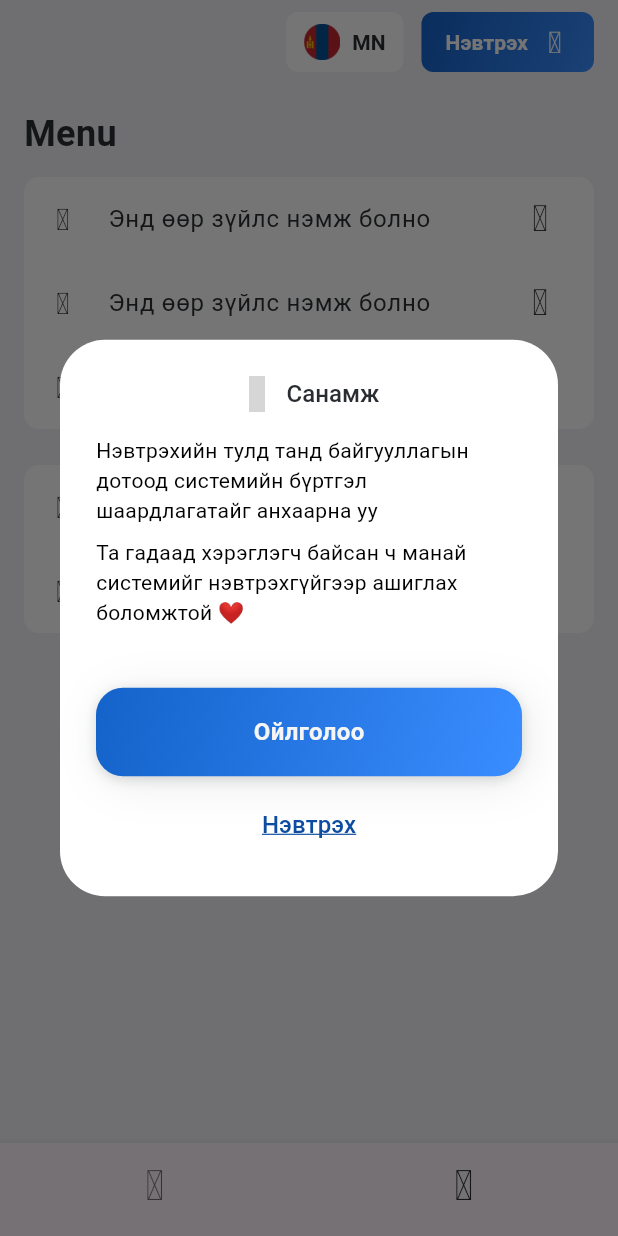
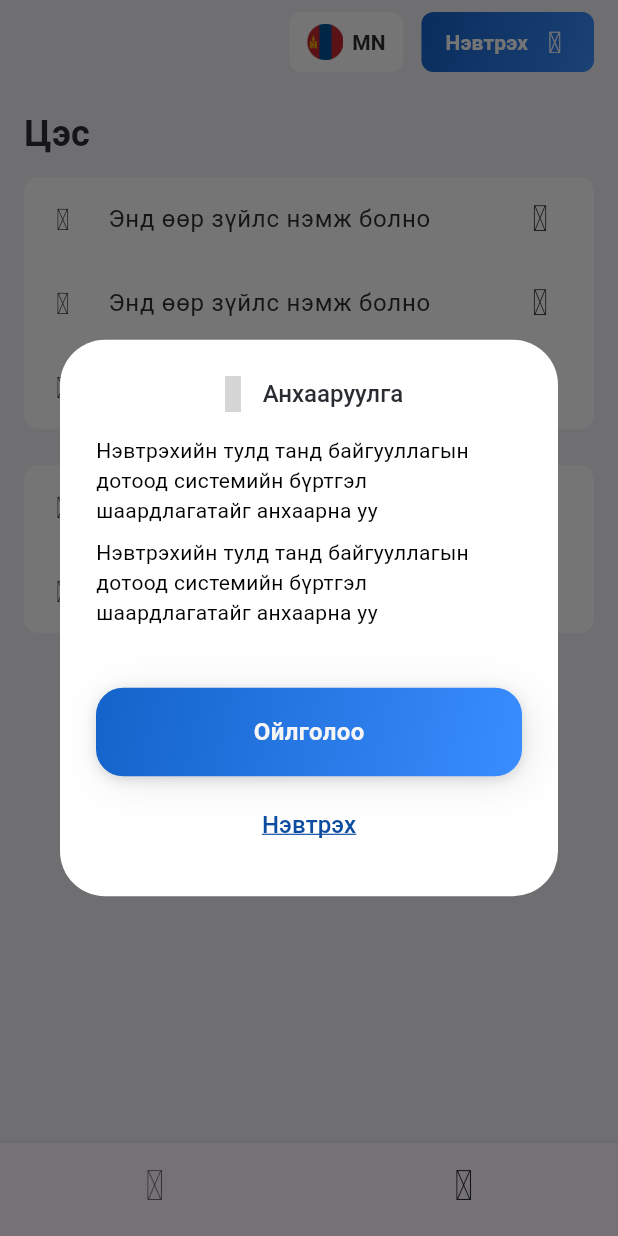
Before and after one commit to orgildev12/miat_action_log_mobile-app, a Flutter app: the screen it shows after launch, item 2 of the bottom bar chosen, after a tap on "Нэвтрэх", on a phone screen of 412 x 824 dp. Run offline on Flutter 3.47's test engine with Material 3 defaults, Android fonts, the phone set to English and light mode, and no system bars; our stand-ins replace connectivity_plus, flutter_secure_storage, get, iconsax_plus, shared_preferences; accounts and stored records are empty; network calls fail; grey boxes are pictures that could not be loaded.

Commit message:
finished language feature

```diff
--- /dev/null
+++ b/lib/data/data_sources/language_code.dart
@@ -0,0 +1,18 @@
+import 'package:shared_preferences/shared_preferences.dart';
+
+// Save language
+Future<void> saveLanguage(String languageCode) async {
+  final prefs = await SharedPreferences.getInstance();
+  print('saving: $languageCode');
+  await prefs.setString('language_code', languageCode);
+  print('saved: $languageCode');
+}
+
+// Load language
+Future<String> loadLanguage() async {
+  final prefs = await SharedPreferences.getInstance();
+  final String? bruh = prefs.getString('language_code');
+  print('used: $bruh');
+  return prefs.getString('language_code') ?? 'mn'; // default to Mongolian
+
+}
--- a/lib/l10n/app_localizations.dart
+++ b/lib/l10n/app_localizations.dart
@@ -182,7 +182,7 @@ abstract class AppLocalizations {
   /// No description provided for @confidentialHazardReport.
   ///
   /// In en, this message translates to:
-  /// **'Confidential hazard report'**
+  /// **'Confidential safety report'**
   String get confidentialHazardReport;
 
   /// No description provided for @otherChannels.
@@ -448,6 +448,42 @@ abstract class AppLocalizations {
   /// In en, this message translates to:
   /// **'Continue'**
   String get continueee;
+
+  /// No description provided for @loginPopUpDesc1.
+  ///
+  /// In en, this message translates to:
+  /// **'Please note that you will need to register with your organization\'s internal system to log in.'**
+  String get loginPopUpDesc1;
+
+  /// No description provided for @loginPopUpDesc2.
+  ///
+  /// In en, this message translates to:
+  /// **'Even if you are a foreign user, you can use our system without logging in ❤️'**
+  String get loginPopUpDesc2;
+
+  /// No description provided for @ok.
+  ///
+  /// In en, this message translates to:
+  /// **'Ok'**
+  String get ok;
+
+  /// No description provided for @yes.
+  ///
+  /// In en, this message translates to:
+  /// **'Yes'**
+  String get yes;
+
+  /// No description provided for @no.
+  ///
+  /// In en, this message translates to:
+  /// **'No'**
+  String get no;
+
+  /// No description provided for @welcome.
+  ///
+  /// In en, this message translates to:
+  /// **'Welcome'**
+  String get welcome;
 }
 
 class _AppLocalizationsDelegate extends LocalizationsDelegate<AppLocalizations> {
--- a/lib/main.dart
+++ b/lib/main.dart
@@ -2,6 +2,7 @@ import 'package:action_log_app/core/di/app_di.dart';
 import 'package:action_log_app/core/di/features/hazard_di.dart';
 import 'package:action_log_app/core/di/features/hazard_type_di.dart';
 import 'package:action_log_app/core/di/features/location_di.dart';
+import 'package:action_log_app/data/data_sources/language_code.dart';
 import 'package:action_log_app/l10n/l10n.dart';
 import 'package:flutter_localizations/flutter_localizations.dart';
 import 'package:action_log_app/l10n/app_localizations.dart';
@@ -22,11 +23,17 @@ void main() async {
   HazardDI.setup();
   AppDI.setup();
   UserDI.controller.recoverToken(true);
-  runApp(const MainApp());
+
+  String savedLang = await loadLanguage();
+  runApp(MainApp(initialLanguage: savedLang));
 }
 
 class MainApp extends StatelessWidget {
-  const MainApp({super.key});
+  final String initialLanguage;
+  const MainApp({
+    super.key,
+    required this.initialLanguage
+    });
 
   @override
   Widget build(BuildContext context) {
@@ -56,7 +63,8 @@ class MainApp extends StatelessWidget {
               ),
             ),
             supportedLocales: L10n.all,
-            locale: const Locale('en'),
+            locale: Locale(initialLanguage),
+            fallbackLocale: Locale('mn'),
             localizationsDelegates: const [
               AppLocalizations.delegate,
               GlobalMaterialLocalizations.delegate,
--- a/lib/presentation/components/app_bar_language_switcher.dart
+++ b/lib/presentation/components/app_bar_language_switcher.dart
@@ -1,3 +1,4 @@
+import 'package:action_log_app/application/controllers/language_controller.dart';
 import 'package:action_log_app/presentation/styles/colors.dart';
 import 'package:flutter/material.dart';
 
@@ -9,36 +10,55 @@ class LanguageSwitcher extends StatefulWidget {
 }
 
 class _LanguageSwitcherState extends State<LanguageSwitcher> {
+  String? languageCode = 'mn';
+
+  @override
+  void initState() {
+    super.initState();
+  }
+
+
   @override
   Widget build(BuildContext context) {
-    return Container(
+    return InkWell(
+      onTap: LocaleController().switchLocale,
+      child: Container(
         decoration: BoxDecoration(
           color: const Color.fromARGB(230, 255, 255, 255),
           borderRadius: BorderRadius.circular(8),
         ),
         padding: const EdgeInsets.symmetric(horizontal: 12, vertical: 8),
-      child:  Row(
+        child: Row(
           children: [
             ClipRRect(
               borderRadius: BorderRadius.circular(8),
               child: Image.asset(
-              'lib/presentation/assets/images/mongolian_flag_circle.png',
+                Localizations.localeOf(context).languageCode == 'mn'
+                    ? 'lib/presentation/assets/images/mongolian_flag_circle.png'
+                    : 'lib/presentation/assets/images/british_flag_circle.png',
                 width: 24,
                 height: 24,
                 fit: BoxFit.cover,
               ),
             ),
-          SizedBox(width: 8,),
-          Text(
-            'MN',
+            const SizedBox(width: 4),
+            SizedBox(
+              width:24,
+              child: Align(
+                alignment: AlignmentGeometry.centerRight,
+                child: Text(
+                  Localizations.localeOf(context).languageCode == 'mn' ? 'MN' : 'EN',
                   style: TextStyle(
                     fontSize: 14,
                     fontWeight: FontWeight.bold,
                     color: black,
                   ),
                 ),
+              ),
+            ),
           ],
-      )
+        ),
+      ),
     );
   }
 }
--- a/lib/presentation/components/login_pop_up.dart
+++ b/lib/presentation/components/login_pop_up.dart
@@ -1,4 +1,5 @@
 import 'package:action_log_app/core/di/features/user_di.dart';
+import 'package:action_log_app/l10n/app_localizations.dart';
 import 'package:action_log_app/presentation/components/big_button.dart';
 import 'package:action_log_app/presentation/pages/login_page.dart';
 import 'package:action_log_app/presentation/styles/colors.dart';
@@ -41,7 +42,7 @@ class LoginPopUp extends StatelessWidget {
               const SizedBox(width: 8),
               SizedBox(
                 child: Text(
-                  'Санамж',
+                  AppLocalizations.of(context)!.warning,
                   textAlign: TextAlign.center,
                   style: const TextStyle(
                     fontSize: 16,
@@ -59,13 +60,13 @@ class LoginPopUp extends StatelessWidget {
             mainAxisSize: MainAxisSize.min,
             children: [
               Text(
-                'Нэвтрэхийн тулд танд байгууллагын дотоод системийн бүртгэл шаардлагатайг анхаарна уу',
+                AppLocalizations.of(context)!.loginPopUpDesc1,
                 style: const TextStyle(fontSize: 14),
                 textAlign: TextAlign.start,
               ),
               SizedBox(height: 8),
               Text(
-                'Та гадаад хэрэглэгч байсан ч манай системийг нэвтрэхгүйгээр ашиглах боломжтой ❤️',
+                AppLocalizations.of(context)!.loginPopUpDesc1,
                 style: const TextStyle(fontSize: 14),
                 textAlign: TextAlign.start,
               ),
@@ -77,14 +78,14 @@ class LoginPopUp extends StatelessWidget {
             children: [
               SizedBox(height: 16),
               BigButton(
-                  buttonText: 'Ойлголоо',
+                  buttonText: AppLocalizations.of(context)!.ok,
                   isActive: true,
                   onTap: () => Navigator.of(context).pop()
               ),
               SizedBox(height: 8),
               TextButton(
                 onPressed: () => _pushToLogin(context),
-                child: Text('Нэвтрэх',
+                child: Text(AppLocalizations.of(context)!.login,
                     style: TextStyle(
                     color: primaryColor,
                     fontSize: 16,
--- a/lib/presentation/components/small_login_button.dart
+++ b/lib/presentation/components/small_login_button.dart
@@ -1,13 +1,29 @@
+import 'package:action_log_app/l10n/app_localizations.dart';
 import 'package:action_log_app/presentation/components/login_pop_up.dart';
 import 'package:action_log_app/presentation/styles/colors.dart';
 import 'package:flutter/material.dart';
+import 'package:get/get.dart';
 import 'package:iconsax_plus/iconsax_plus.dart';
 // import 'package:action_log_app/presentation/components/pop_up.dart';
 
-class SmallLoginButton extends StatelessWidget {
+class SmallLoginButton extends StatefulWidget {
   const SmallLoginButton({
     super.key,
   });
+
+  @override
+  State<SmallLoginButton> createState() => _SmallLoginButtonState();
+}
+
+class _SmallLoginButtonState extends State<SmallLoginButton> {
+  String? languageCode = 'mn';
+
+  @override
+  void initState() {
+    super.initState();
+    final currentLocale = Get.locale ;
+    languageCode = currentLocale?.languageCode ?? 'mn';
+  }
 
   @override
   Widget build(BuildContext context) {
@@ -34,9 +50,9 @@ class SmallLoginButton extends StatelessWidget {
           ),
           child: Row(
             mainAxisAlignment: MainAxisAlignment.center, // Center content
-            children: const [
+            children: [
               Text(
-                'Нэвтрэх',
+                AppLocalizations.of(context)!.login,
                 style: TextStyle(
                   fontSize: 14,
                   fontWeight: FontWeight.bold,
```
Also changed, not shown: lib/application/controllers/language_controller.dart (added, +20 -0 lines), lib/application/mappers/user_mapper.dart (+4 -4 lines), lib/l10n/app_en.arb (+9 -2 lines), lib/l10n/app_localizations_en.dart (+19 -1 lines), lib/l10n/app_localizations_mn.dart (+19 -1 lines), lib/l10n/app_mn.arb (+11 -2 lines), lib/presentation/components/app_bar_hello_text.dart (+57 -3 lines), lib/presentation/components/hazard_drop_down_form.dart (+39 -40 lines), lib/presentation/components/hazard_list_item.dart (+21 -11 lines), lib/presentation/components/hazard_type_selector.dart (+16 -7 lines), lib/presentation/components/pop_up.dart (+6 -5 lines), lib/presentation/pages/hazard_details_page.dart (+22 -6 lines), lib/presentation/pages/post_hazard_page.dart (+38 -29 lines), lib/presentation/assets/images/british_flag_circle.png (added). Lines whose indentation alone changed are shown as unchanged.
